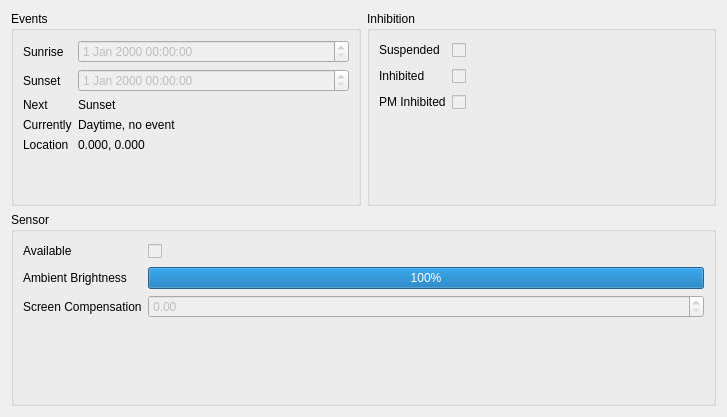
Above: gui/InfoTab.ui from nullobsi/clight-gui before the change. Below: the same form after it.
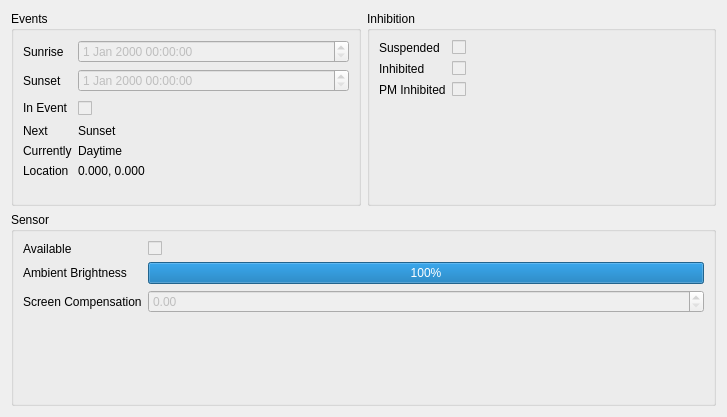
That is the form after the change.

Commit message: Fix bug where PropertiesChanged signal was never recieved - remove Properties meta class - note: don't use invalidatedproperties in the signature

What changed in the file:
```diff
--- a/gui/InfoTab.ui
+++ b/gui/InfoTab.ui
@@ -33,7 +33,7 @@
          <bool>false</bool>
         </property>
         <property name="text">
-         <string> </string>
+         <string/>
         </property>
        </widget>
       </item>
@@ -50,7 +50,7 @@
          <bool>false</bool>
         </property>
         <property name="text">
-         <string> </string>
+         <string/>
         </property>
        </widget>
       </item>
@@ -67,7 +67,7 @@
          <bool>false</bool>
         </property>
         <property name="text">
-         <string> </string>
+         <string/>
         </property>
        </widget>
       </item>
@@ -108,48 +108,65 @@
         </property>
        </widget>
       </item>
-      <item row="2" column="0">
+      <item row="3" column="0">
        <widget class="QLabel" name="label_5">
         <property name="text">
          <string>Next</string>
         </property>
        </widget>
       </item>
-      <item row="2" column="1">
+      <item row="3" column="1">
        <widget class="QLabel" name="nextEvent">
         <property name="text">
          <string>Sunset</string>
         </property>
        </widget>
       </item>
-      <item row="3" column="0">
+      <item row="4" column="0">
        <widget class="QLabel" name="label_6">
         <property name="text">
          <string>Currently</string>
         </property>
        </widget>
       </item>
-      <item row="3" column="1">
+      <item row="4" column="1">
        <widget class="QLabel" name="currentEvent">
         <property name="text">
-         <string>Daytime, no event</string>
+         <string>Daytime</string>
         </property>
        </widget>
       </item>
-      <item row="4" column="0">
+      <item row="5" column="0">
        <widget class="QLabel" name="label_13">
         <property name="text">
          <string>Location</string>
         </property>
        </widget>
       </item>
-      <item row="4" column="1">
+      <item row="5" column="1">
        <widget class="QLabel" name="location">
         <property name="text">
          <string>0.000, 0.000</string>
         </property>
        </widget>
       </item>
+      <item row="2" column="1">
+       <widget class="QCheckBox" name="inEvent">
+        <property name="enabled">
+         <bool>false</bool>
+        </property>
+        <property name="text">
+         <string> </string>
+        </property>
+       </widget>
+      </item>
+      <item row="2" column="0">
+       <widget class="QLabel" name="label">
+        <property name="text">
+         <string>In Event</string>
+        </property>
+       </widget>
+      </item>
      </layout>
     </widget>
    </item>
@@ -172,7 +189,7 @@
          <bool>false</bool>
         </property>
         <property name="text">
-         <string> </string>
+         <string/>
         </property>
        </widget>
       </item>
```
The commit also changes 9 other files.
